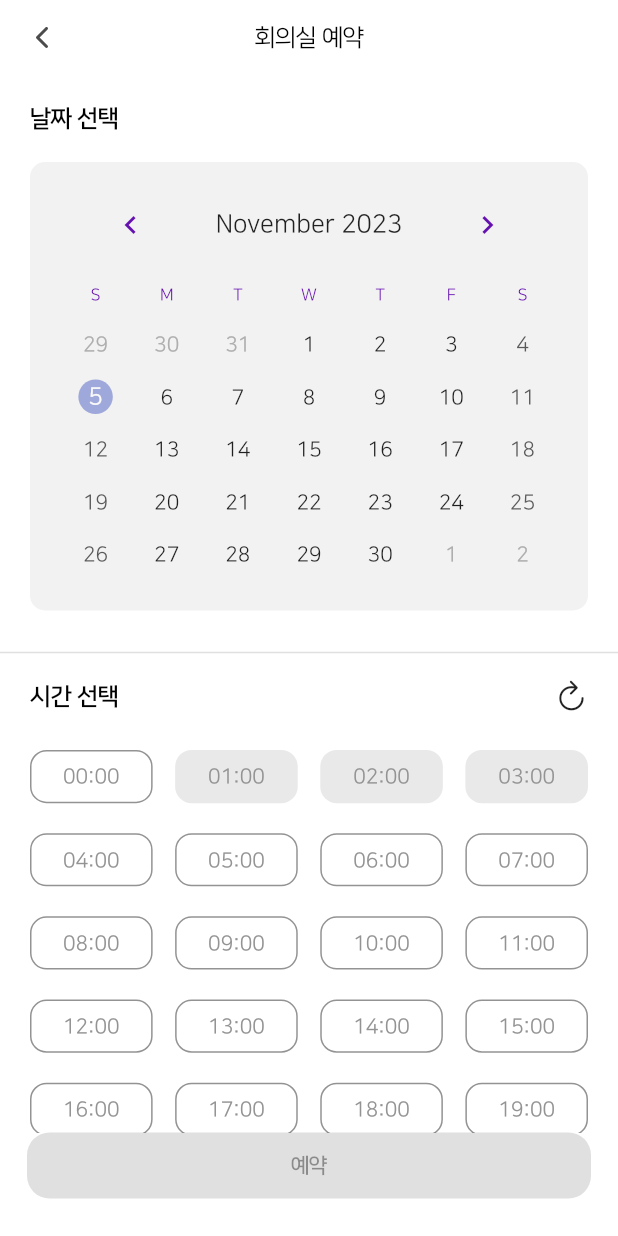
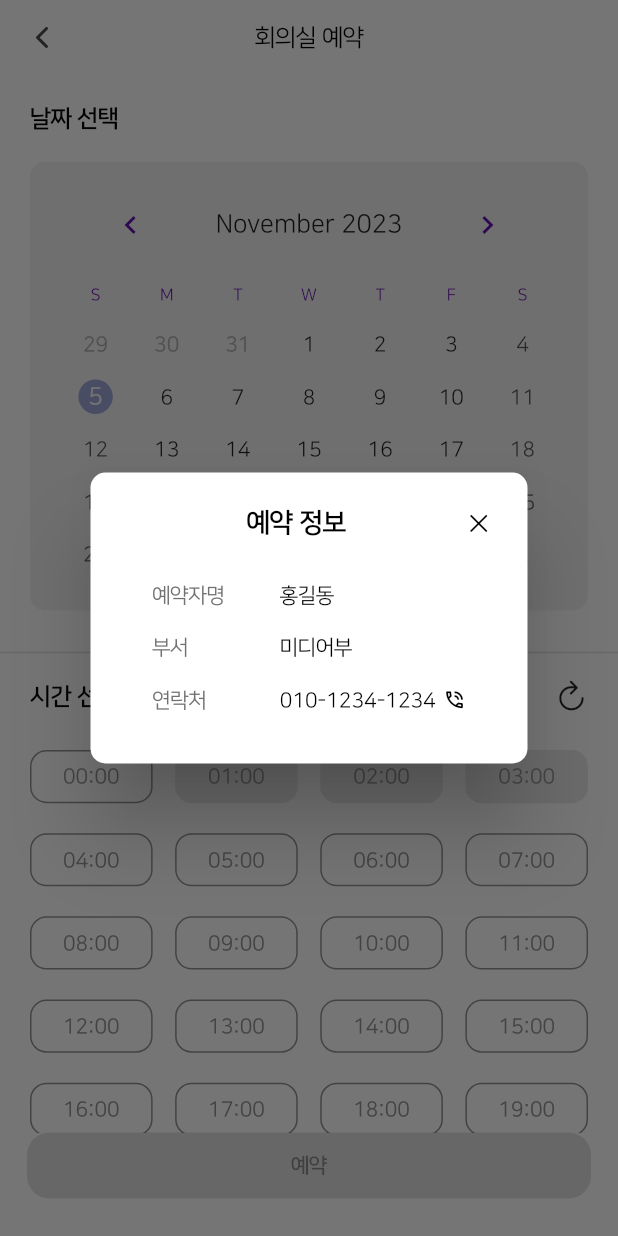
Before and after one commit to PLADI-ALM/PLADI-ALM-Mobile, a Flutter app: the BookingOfficeScreen screen opened directly, after a tap on an icon or button, on a phone screen of 412 x 824 dp. Run offline on Flutter 3.47's test engine with Material 2 defaults, Android fonts, the phone set to English and light mode, and no system bars; drawn by our look-alikes of table_calendar; our stand-ins replace dio, firebase_core, firebase_messaging, flutter_local_notifications, flutter_secure_storage, flutter_svg and 1 more; accounts and stored records are empty.

Commit message:
feat: 회의실 예약 내 이미 예약된 시간 세부 정보 다이얼로그 UI 구현

```diff
--- a/lib/View/booking/screen/booking_office_screen.dart
+++ b/lib/View/booking/screen/booking_office_screen.dart
@@ -205,7 +205,94 @@ class _BookingOfficeScreenState extends State<BookingOfficeScreen> {
   }
 
   void didTapBookedTimeItem(int index) {
-    print('didTapBookedTimeItem');
+    showDialog(
+      context: context,
+      barrierDismissible: true,
+      builder: ((context) {
+        return AlertDialog(
+          contentPadding: EdgeInsets.zero,
+          insetPadding: EdgeInsets.zero,
+          shape: RoundedRectangleBorder(
+            borderRadius: BorderRadius.circular(10),
+          ),
+          title: Row(
+            children: [
+              Flexible(child: Container()),
+              const Text('예약 정보', style: TextStyle(fontSize: 18, fontWeight: FontWeight.bold, color: Colors.black),),
+              Flexible(child: Container()),
+              SizedBox(
+                width: 17, height: 17,
+                child: IconButton(
+                    onPressed: (){Navigator.of(context).pop();},
+                    padding: EdgeInsets.zero,
+                    icon: const Icon(CupertinoIcons.xmark, size: 17, color: Colors.black,)
+                ),
+              )
+            ],
+          ),
+          content: Container(
+            height: 150,
+            // color: Colors.red,
+            margin: EdgeInsets.symmetric(horizontal: MediaQuery.of(context).size.width / 10),
+            child: Column(
+              children: [
+                const SizedBox(height: 20,),
+                Padding(
+                  padding: const EdgeInsets.symmetric(vertical: 10.0,),
+                  child: Row(
+                    children: [
+                      SizedBox(
+                          width: 85,
+                          child: const Text('예약자명', style: TextStyle(fontSize: 14, color: Color(0xFF717171)),)
+                      ),
+                      Text('홍길동', style: TextStyle(fontSize: 14, color: Colors.black),),
+                    ],
+                  ),
+                ),
+                Padding(
+                  padding: const EdgeInsets.symmetric(vertical: 10.0,),
+                  child: Row(
+                    children: [
+                      SizedBox(
+                          width: 85,
+                          child: const Text('부서', style: TextStyle(fontSize: 14, color: Color(0xFF717171)),)
+                      ),
+                      Text('미디어부', style: TextStyle(fontSize: 14, color: Colors.black),),
+                    ],
+                  ),
+                ),
+
+                Padding(
+                  padding: const EdgeInsets.symmetric(vertical: 10.0,),
+                  child: Row(
+                    children: [
+                      SizedBox(
+                          width: 85,
+                          child: const Text('연락처', style: TextStyle(fontSize: 14, color: Color(0xFF717171)),)
+                      ),
+                      Text('010-1234-1234', style: TextStyle(fontSize: 14, color: Colors.black),),
+                      const SizedBox(width: 5,),
+                      SizedBox(
+                        width: 15, height: 15,
+                        child: IconButton(
+                            onPressed: didTapCallButton,
+                            padding: EdgeInsets.zero,
+                            icon: Icon(Icons.phone_in_talk_outlined, color: Colors.black, size: 15,)
+                        ),
+                      )
+                    ],
+                  ),
+                ),
+              ],
+            ),
+          ),
+        );
+      }),
+    );
+  }
+
+  void didTapCallButton() {
+    print('didTapCallButton');
   }
 
   void didTapTimeItem(int index) {
```
